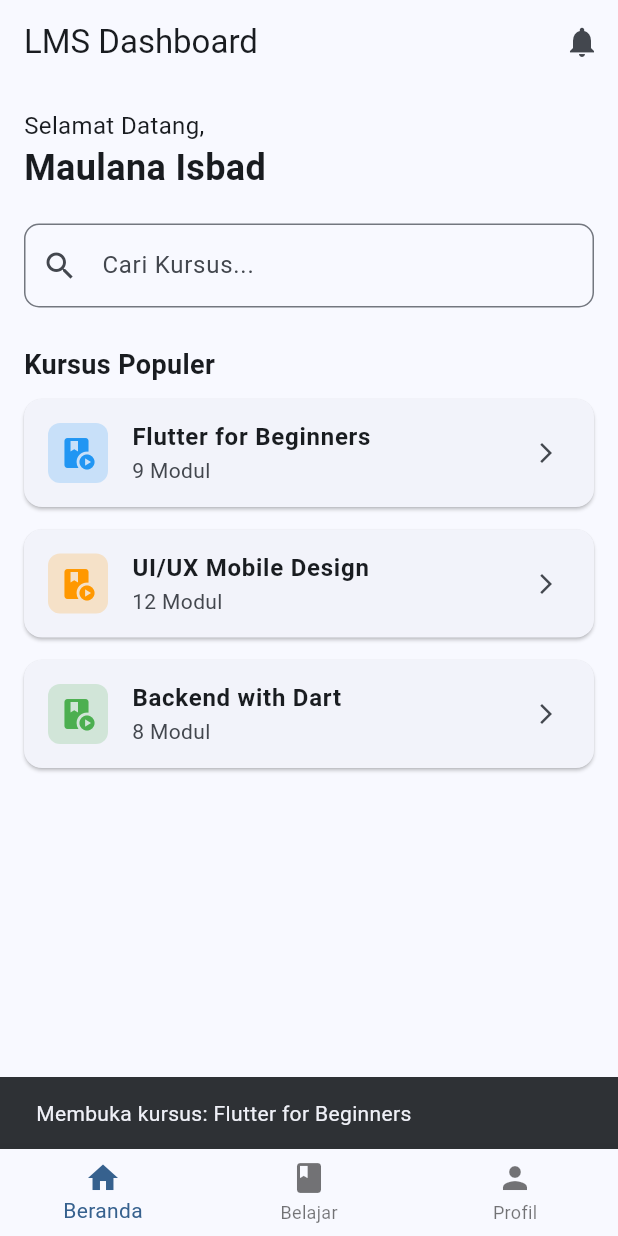
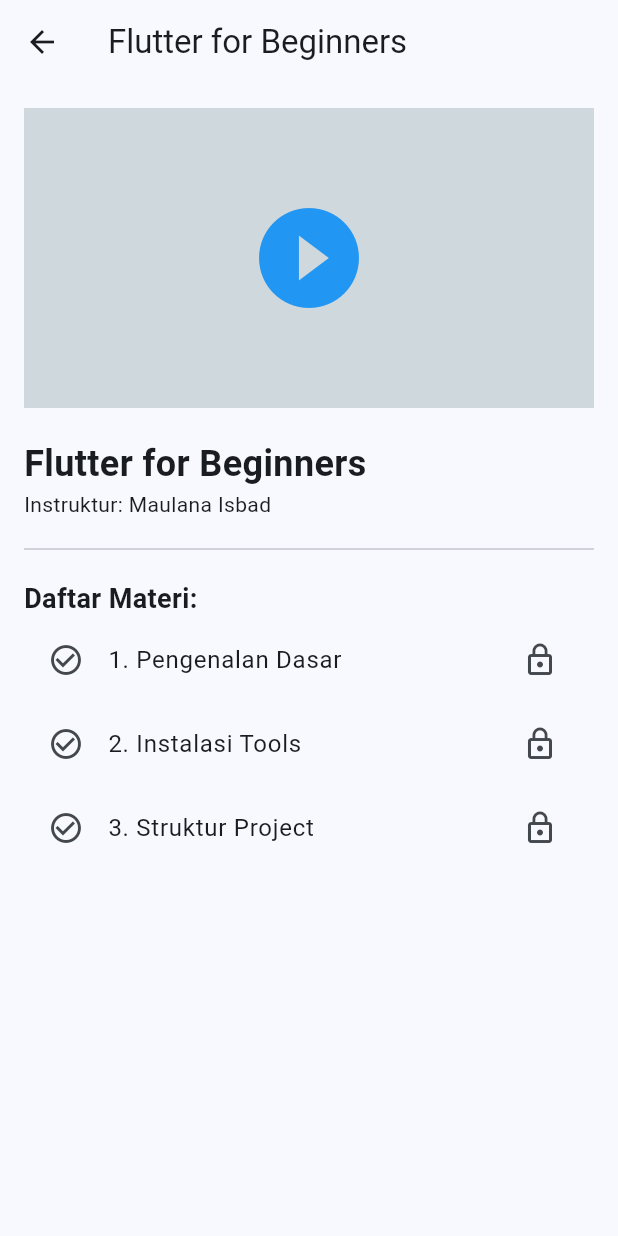
Before and after one commit to maulana-isbad-rofiqi/LSM, a Flutter app: the screen it shows after launch, after a tap on "LOGIN", after a tap on "Flutter for Beginners", on a phone screen of 412 x 824 dp. Run offline on Flutter 3.47's test engine with Material 3 defaults, Android fonts, the light colour scheme and no system bars.

Commit message:
Update: Memperbaiki navigasi Dashboard dan fungsi klik menu

```diff
--- /dev/null
+++ b/lib/screens/course_detail_screen.dart
@@ -0,0 +1,39 @@
+import 'package:flutter/material.dart';
+
+class CourseDetailScreen extends StatelessWidget {
+  final String title;
+  const CourseDetailScreen({super.key, required this.title});
+
+  @override
+  Widget build(BuildContext context) {
+    return Scaffold(
+      appBar: AppBar(title: Text(title)),
+      body: ListView(
+        padding: const EdgeInsets.all(16),
+        children: [
+          Container(
+            height: 200,
+            color: Colors.blueGrey[100],
+            child: const Icon(Icons.play_circle_fill, size: 80, color: Colors.blue),
+          ),
+          const SizedBox(height: 20),
+          Text(title, style: const TextStyle(fontSize: 24, fontWeight: FontWeight.bold)),
+          const Text("Instruktur: Maulana Isbad"),
+          const Divider(height: 40),
+          const Text("Daftar Materi:", style: TextStyle(fontSize: 18, fontWeight: FontWeight.bold)),
+          _buildLessonItem("1. Pengenalan Dasar"),
+          _buildLessonItem("2. Instalasi Tools"),
+          _buildLessonItem("3. Struktur Project"),
+        ],
+      ),
+    );
+  }
+
+  Widget _buildLessonItem(String lesson) {
+    return ListTile(
+      leading: const Icon(Icons.check_circle_outline),
+      title: Text(lesson),
+      trailing: const Icon(Icons.lock_outline),
+    );
+  }
+}
--- a/lib/screens/home_screen.dart
+++ b/lib/screens/home_screen.dart
@@ -1,7 +1,31 @@
 import 'package:flutter/material.dart';
+import 'course_detail_screen.dart'; // Pastikan file ini sudah dibuat
+import 'profile_screen.dart';       // Pastikan file ini sudah dibuat
 
-class HomeScreen extends StatelessWidget {
+class HomeScreen extends StatefulWidget {
   const HomeScreen({super.key});
+
+  @override
+  State<HomeScreen> createState() => _HomeScreenState();
+}
+
+class _HomeScreenState extends State<HomeScreen> {
+  // Variabel untuk melacak menu yang aktif
+  int _selectedIndex = 0;
+
+  void _onItemTapped(int index) {
+    setState(() {
+      _selectedIndex = index;
+    });
+
+    // Logika pindah ke halaman Profil jika index ke-2 diklik
+    if (index == 2) {
+      Navigator.push(
+        context,
+        MaterialPageRoute(builder: (context) => const ProfileScreen()),
+      );
+    }
+  }
 
   @override
   Widget build(BuildContext context) {
@@ -18,10 +42,10 @@ class HomeScreen extends StatelessWidget {
           crossAxisAlignment: CrossAxisAlignment.start,
           children: [
             const Text("Selamat Datang,", style: TextStyle(fontSize: 16)),
-            const Text("Maulana Isbad", style: TextStyle(fontSize: 24, fontWeight: FontWeight.bold)),
+            const Text("Maulana Isbad",
+              style: TextStyle(fontSize: 24, fontWeight: FontWeight.bold)),
             const SizedBox(height: 20),
 
-            // Search Bar (Hanya Tampilan)
             TextField(
               decoration: InputDecoration(
                 hintText: "Cari Kursus...",
@@ -31,10 +55,11 @@ class HomeScreen extends StatelessWidget {
             ),
             const SizedBox(height: 25),
 
-            const Text("Kursus Populer", style: TextStyle(fontSize: 18, fontWeight: FontWeight.bold)),
+            const Text("Kursus Populer",
+              style: TextStyle(fontSize: 18, fontWeight: FontWeight.bold)),
             const SizedBox(height: 10),
 
-            // Daftar Kursus (Bisa Diklik)
+            // Memanggil fungsi build dengan navigasi asli
             _buildCourseItem(context, "Flutter for Beginners", "9 Modul", Colors.blue),
             _buildCourseItem(context, "UI/UX Mobile Design", "12 Modul", Colors.orange),
             _buildCourseItem(context, "Backend with Dart", "8 Modul", Colors.green),
@@ -42,39 +67,40 @@ class HomeScreen extends StatelessWidget {
         ),
       ),
 
-      // Navigasi Bawah (Bisa Diklik untuk pindah menu)
       bottomNavigationBar: BottomNavigationBar(
-        currentIndex: 0,
+        currentIndex: _selectedIndex, // Menggunakan variabel state
+        onTap: _onItemTapped,        // Fungsi untuk mengubah state
         items: const [
           BottomNavigationBarItem(icon: Icon(Icons.home), label: "Beranda"),
           BottomNavigationBarItem(icon: Icon(Icons.book), label: "Belajar"),
           BottomNavigationBarItem(icon: Icon(Icons.person), label: "Profil"),
         ],
-        onTap: (index) {
-          // Logika pindah menu bisa ditambahkan di sini nanti
-          print("Pindah ke menu index: $index");
-        },
       ),
     );
   }
 
-  // Widget pendukung untuk membuat item kursus agar kode rapi
   Widget _buildCourseItem(BuildContext context, String title, String info, Color color) {
     return Card(
       margin: const EdgeInsets.only(bottom: 15),
       child: ListTile(
         leading: Container(
           padding: const EdgeInsets.all(8),
-          decoration: BoxDecoration(color: color.withOpacity(0.2), borderRadius: BorderRadius.circular(8)),
+          decoration: BoxDecoration(
+            color: color.withOpacity(0.2),
+            borderRadius: BorderRadius.circular(8)
+          ),
           child: Icon(Icons.play_lesson, color: color),
         ),
         title: Text(title, style: const TextStyle(fontWeight: FontWeight.bold)),
         subtitle: Text(info),
         trailing: const Icon(Icons.arrow_forward_ios, size: 16),
         onTap: () {
-          // Fungsi Klik: Tampilkan pesan atau pindah ke halaman detail
-          ScaffoldMessenger.of(context).showSnackBar(
-            SnackBar(content: Text("Membuka kursus: $title")),
+          // PERBAIKAN: Sekarang benar-benar pindah halaman, bukan cuma SnackBar
+          Navigator.push(
+            context,
+            MaterialPageRoute(
+              builder: (context) => CourseDetailScreen(title: title),
+            ),
           );
         },
       ),
```
Also changed, not shown: lib/screens/profile_screen.dart (added, +28 -0 lines).
